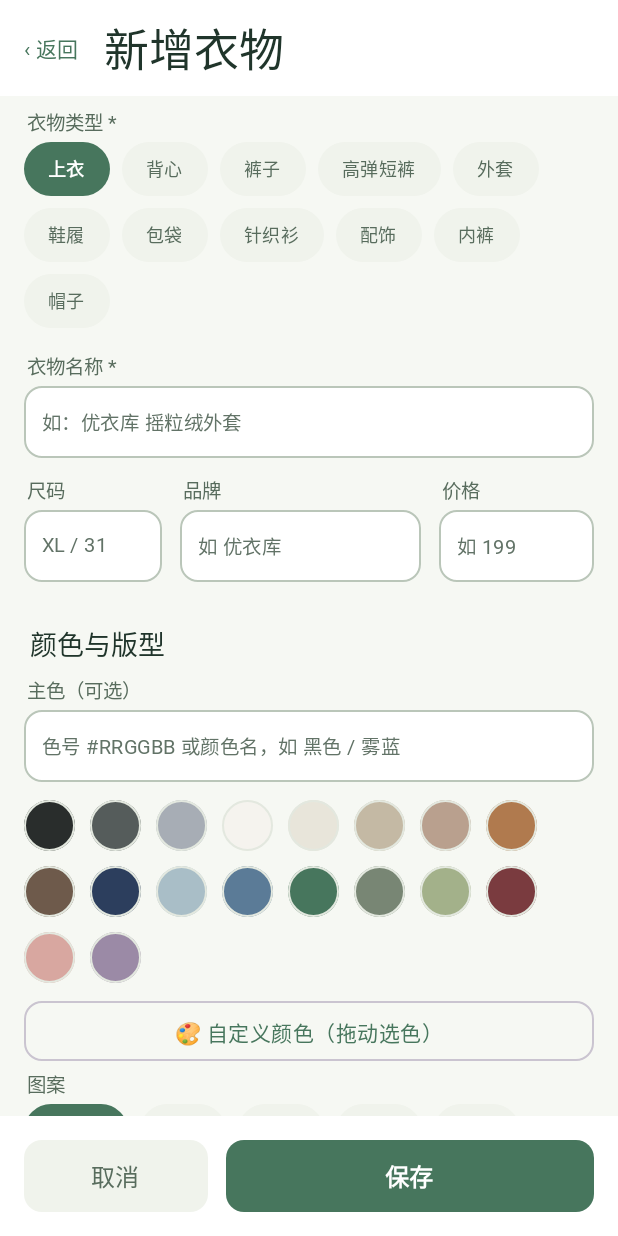
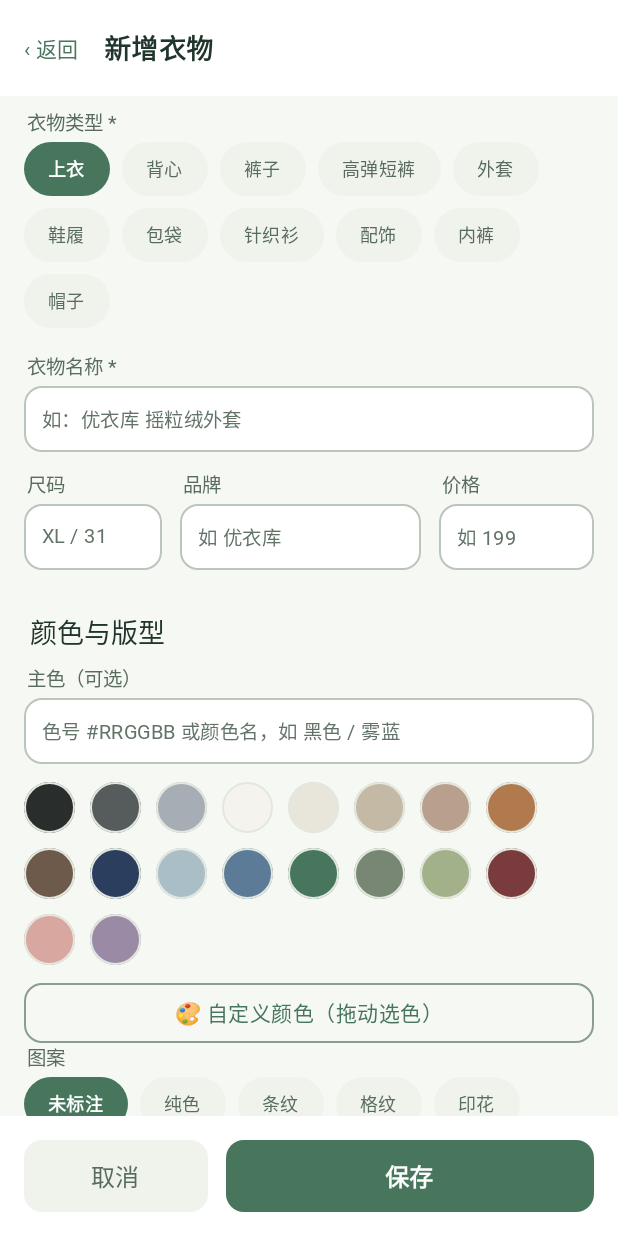
Before and after one commit to frozamina/fitlog, an Android app built with Jetpack Compose: the screen it shows after launch (MainActivity), after a tap on "录入衣物", on a phone screen of 412 x 824 dp. Run offline under Robolectric (Android 15) with nearby library versions, the phone set to English and light mode, and no system bars; our stand-ins replace Room's generated code; Roboto replaces fonts that are not available here; 1 statement that could not run was skipped.

Commit message:
v0.4.3（versionCode 9）：编辑页输入框再压矮、标题字号调小、自定义颜色按钮改自绘居中
- 所有 FitTextField 40→36dp（含衣物名称/尺码/品牌/价格/主色/尺码属性行）
- 顶栏「新增衣物/编辑衣物」标题 pageTitle→18sp
- 「🎨 自定义颜色」按钮由 OutlinedButton 改为自绘居中 Box，彻底解决系统按钮内边距/最小尺寸约束导致的文字裁切

```diff
--- a/app/build.gradle.kts
+++ b/app/build.gradle.kts
@@ -13,8 +13,8 @@ android {
         applicationId = "com.fitlog.app"
         minSdk = 26
         targetSdk = 34
-        versionCode = 8
-        versionName = "0.4.2"
+        versionCode = 9
+        versionName = "0.4.3"
     }
 
     buildTypes {
--- a/app/src/main/java/com/fitlog/app/ui/Components.kt
+++ b/app/src/main/java/com/fitlog/app/ui/Components.kt
@@ -237,7 +237,7 @@ fun FitTextField(
     val colors = FitTheme.colors
     Surface(
         modifier = modifier
-            .heightIn(min = 40.dp)
+            .heightIn(min = 36.dp)
             .then(if (height != null) Modifier.height(height) else Modifier),
         shape = RoundedCornerShape(Radius.field),
         color = colors.surface,
@@ -253,7 +253,7 @@ fun FitTextField(
                 singleLine = singleLine,
                 textStyle = LocalTextStyle.current.copy(fontSize = 14.sp, color = colors.textMain),
                 cursorBrush = SolidColor(Primary),
-                modifier = Modifier.weight(1f).padding(vertical = 10.dp),
+                modifier = Modifier.weight(1f).padding(vertical = 8.dp),
                 decorationBox = { inner ->
                     Box {
                         if (value.isEmpty() && placeholder.isNotEmpty()) {
--- a/app/src/main/java/com/fitlog/app/ui/screens/EditScreen.kt
+++ b/app/src/main/java/com/fitlog/app/ui/screens/EditScreen.kt
@@ -167,7 +167,7 @@ fun EditScreen(vm: AppViewModel, garmentId: Long, onBack: () -> Unit) {
             containerColor = FitTheme.colors.bg,
             topBar = {
                 TopAppBar(
-                    title = { Text(if (garmentId > 0) "编辑衣物" else "新增衣物", style = Typography2.pageTitle) },
+                    title = { Text(if (garmentId > 0) "编辑衣物" else "新增衣物", fontSize = 18.sp, fontWeight = FontWeight.SemiBold) },
                     navigationIcon = {
                         TextButton(onClick = onBack) { Text("‹ 返回", fontSize = 14.sp) }
                     },
@@ -258,13 +258,15 @@ fun EditScreen(vm: AppViewModel, garmentId: Long, onBack: () -> Unit) {
                         )
                     }
                 }
-                // 拖拽自定义选色（仿美图秀秀/醒图）——先 padding 再定高，避免按钮内容被裁
-                OutlinedButton(
-                    onClick = { showColorPicker = true },
-                    modifier = Modifier.fillMaxWidth().padding(bottom = 6.dp).height(40.dp),
-                    shape = RoundedCornerShape(Radius.field),
-                    colors = ButtonDefaults.outlinedButtonColors(contentColor = Primary)
-                ) { Text("🎨 自定义颜色（拖动选色）", fontSize = 14.sp) }
+                // 拖拽自定义选色（仿美图秀秀/醒图）——自绘居中布局，彻底避免系统按钮内边距裁字
+                Box(
+                    Modifier
+                        .fillMaxWidth()
+                        .height(40.dp)
+                        .border(1.dp, FitTheme.colors.outlineStrong, RoundedCornerShape(Radius.field))
+                        .clickable { showColorPicker = true },
+                    contentAlignment = Alignment.Center
+                ) { Text("🎨 自定义颜色（拖动选色）", fontSize = 14.sp, color = Primary) }
                 FieldLabel("图案")
                 FlowRow { listOf("未标注","纯色","条纹","格纹","印花").forEach { value -> TypeChip(value,pattern==value){pattern=value} } }
                 FieldLabel("衣服本身的版型")
```
